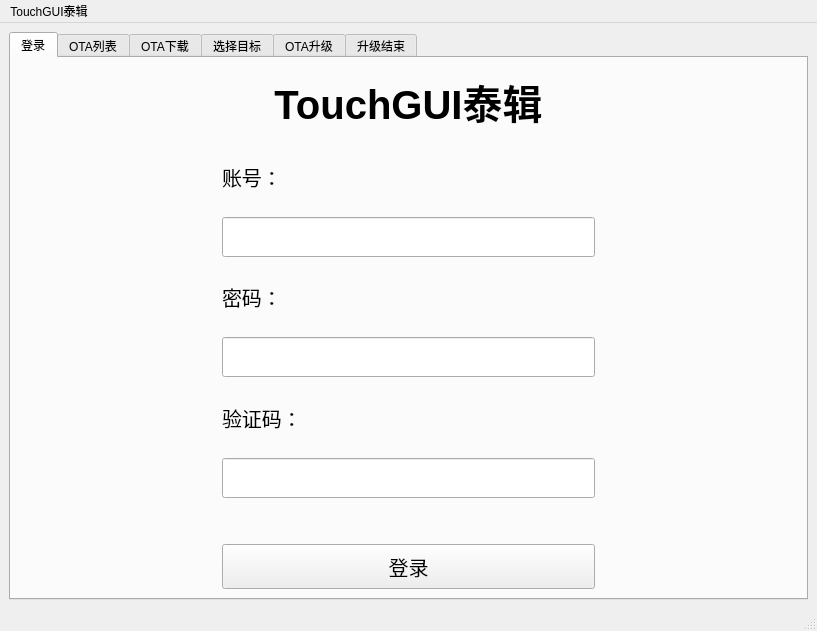
Qt form mainwindow.ui (hucheng-yyds/TouchGUI_OTA_Tool) before a commit.
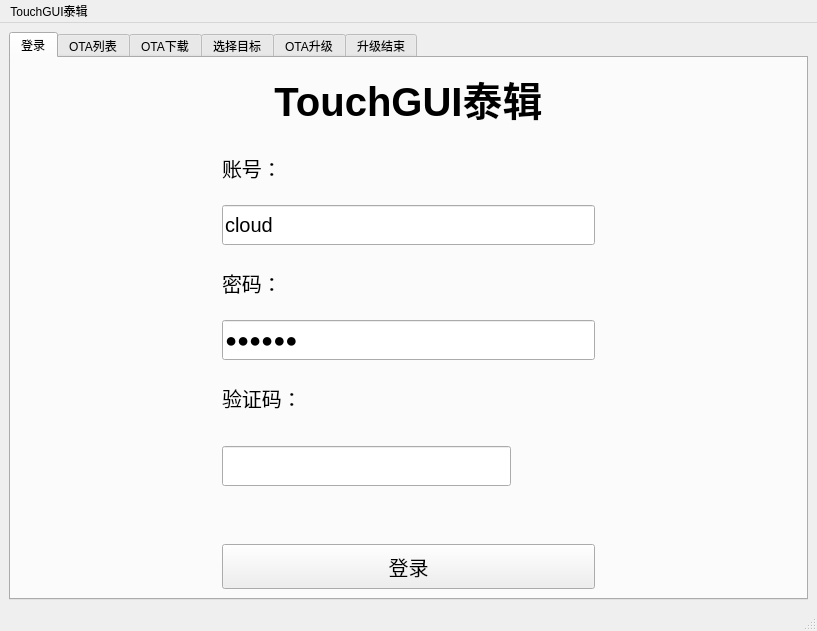
The same form after that commit. The open tabs and pages were chosen to show the change. Icons and pictures are not drawn.

Diff of the .ui file:
```diff
--- a/mainwindow.ui
+++ b/mainwindow.ui
@@ -87,6 +87,9 @@
             <pointsize>15</pointsize>
            </font>
           </property>
+          <property name="text">
+           <string>cloud</string>
+          </property>
          </widget>
         </item>
         <item>
@@ -116,6 +119,9 @@
             <pointsize>15</pointsize>
            </font>
           </property>
+          <property name="text">
+           <string>123456</string>
+          </property>
           <property name="echoMode">
            <enum>QLineEdit::Password</enum>
           </property>
@@ -135,6 +141,8 @@
          </widget>
         </item>
         <item>
+         <layout class="QHBoxLayout" name="horizontalLayout_4">
+          <item>
          <widget class="QLineEdit" name="lineEdit_3">
           <property name="minimumSize">
            <size>
@@ -151,6 +159,21 @@
          </widget>
         </item>
         <item>
+           <widget class="QLabel" name="label_52">
+            <property name="minimumSize">
+             <size>
+              <width>78</width>
+              <height>37</height>
+             </size>
+            </property>
+            <property name="pixmap">
+             <pixmap>../build-TouchGUI_OTA_Tool-Desktop_Qt_5_15_2_MSVC2019_64bit-Debug/a.jpg</pixmap>
+            </property>
+           </widget>
+          </item>
+         </layout>
+        </item>
+        <item>
          <spacer name="verticalSpacer">
           <property name="orientation">
            <enum>Qt::Vertical</enum>
```
Left out of the diff: 7 changed lines with no effect on the pictures. Lines whose indentation alone changed are shown as unchanged.
